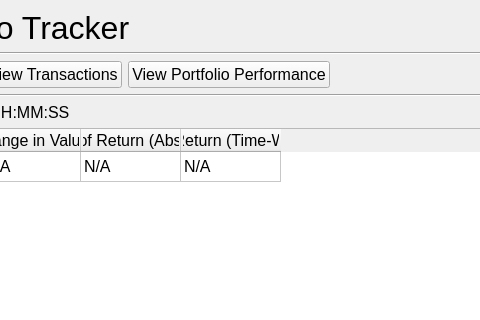
This is src/ui/main_window.ui in IsaacCheng9/trading-portfolio-tracker as Qt 5 draws it before an edit; both pictures show x 230 to 710 and y 0 to 320 of the 1000 by 600 pixel window. The edited form follows.
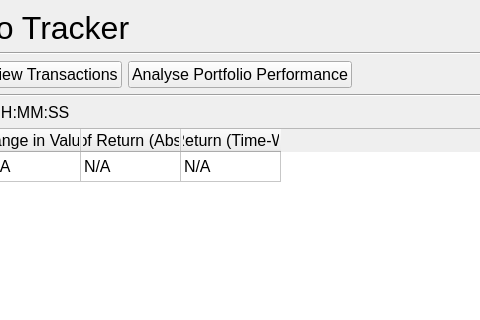
This is the edited form.

Commit message: Change button 'View' -> 'Analyse' portfolio performance

The edit to the form file:
```diff
--- a/src/ui/main_window.ui
+++ b/src/ui/main_window.ui
@@ -77,7 +77,7 @@
           </font>
          </property>
          <property name="text">
-          <string>View Portfolio Performance</string>
+          <string>Analyse Portfolio Performance</string>
          </property>
         </widget>
        </item>
```
The commit also changes 1 other file.
